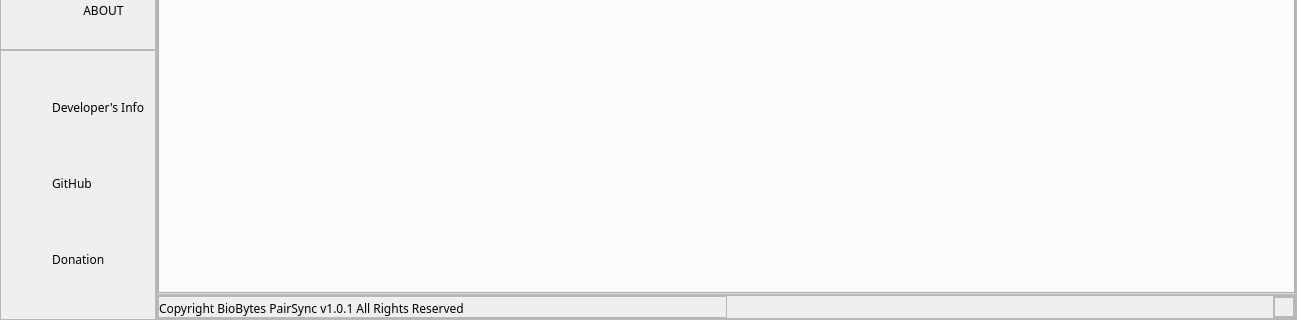
First picture: the form in ui/main_window.ui, repository bryancastillo10/BioBytes-PairSync, before the edit; both pictures show x 0 to 1297 and y 380 to 700 of the 1297 by 700 pixel window.
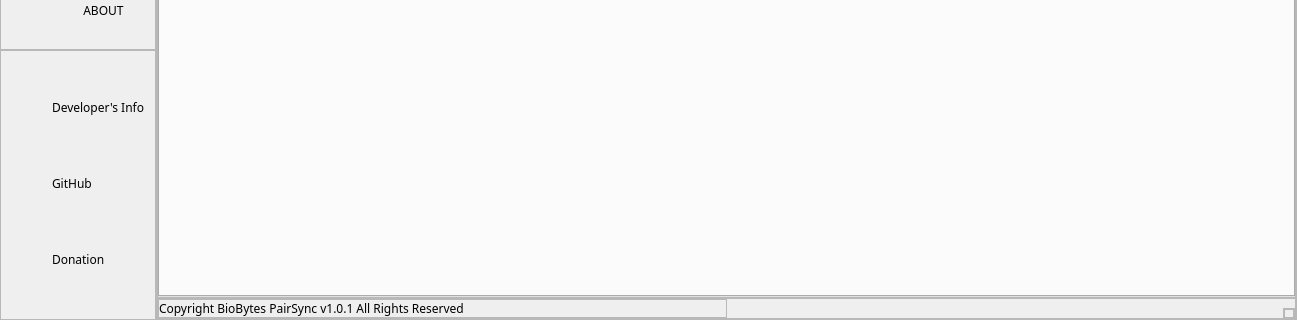
Second picture: the form after the edit. Icons and pictures are not drawn.

What changed in the file:
```diff
--- a/ui/main_window.ui
+++ b/ui/main_window.ui
@@ -766,6 +766,12 @@
           </item>
           <item alignment="Qt::AlignRight|Qt::AlignBottom">
            <widget class="QFrame" name="grip_frame">
+            <property name="maximumSize">
+             <size>
+              <width>16777215</width>
+              <height>10</height>
+             </size>
+            </property>
             <property name="frameShape">
              <enum>QFrame::StyledPanel</enum>
             </property>
@@ -788,18 +794,18 @@
              <property name="bottomMargin">
               <number>0</number>
              </property>
-             <item>
+             <item alignment="Qt::AlignRight|Qt::AlignBottom">
               <widget class="QFrame" name="size_grip">
                <property name="minimumSize">
                 <size>
-                 <width>20</width>
-                 <height>20</height>
+                 <width>10</width>
+                 <height>10</height>
                 </size>
                </property>
                <property name="maximumSize">
                 <size>
-                 <width>50</width>
-                 <height>50</height>
+                 <width>20</width>
+                 <height>20</height>
                 </size>
                </property>
                <property name="frameShape">
```
